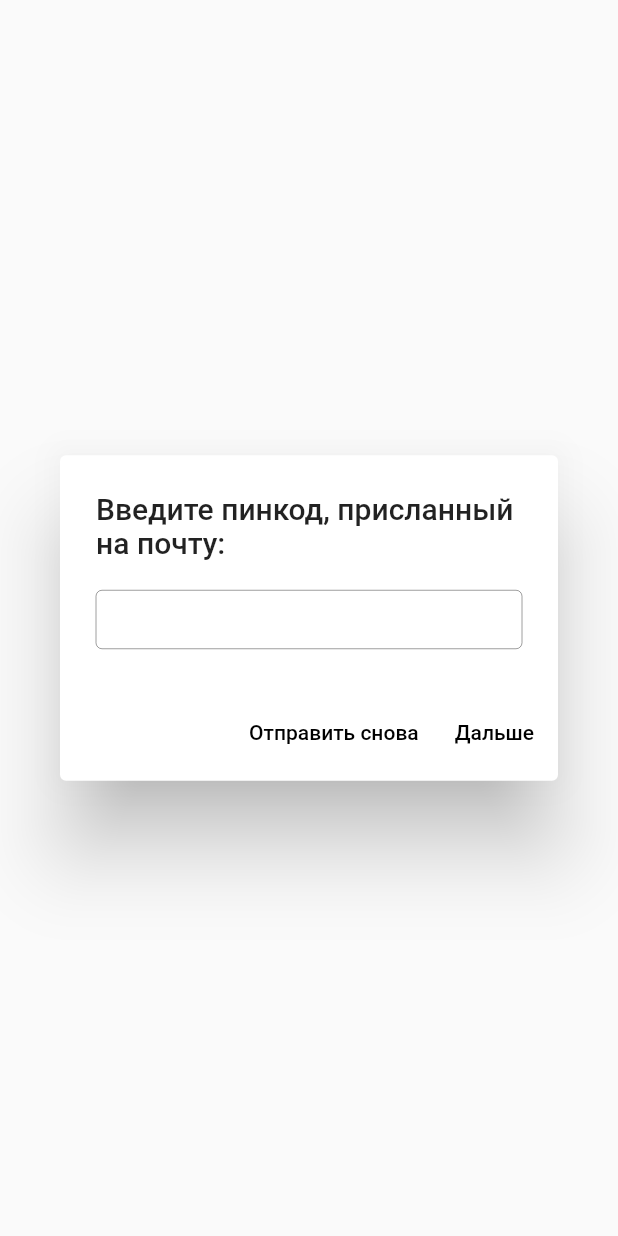
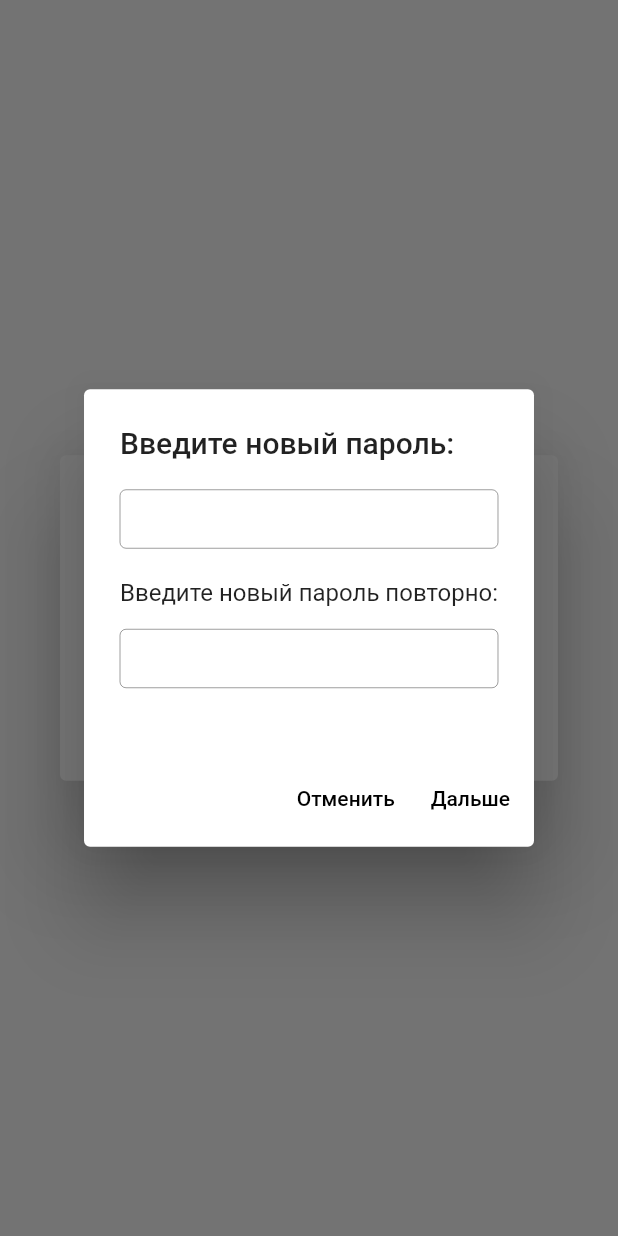
Before and after one commit to Nazarian-maker/my_restaurant_app, a Flutter app: the PinPasswordForgot widget shown alone on an empty page, opened directly, after a tap on "Дальше", on a phone screen of 412 x 824 dp. Run offline on Flutter 3.47's test engine with Material 2 defaults, Android fonts, the phone set to English and light mode, and no system bars; our stand-ins replace animated_splash_screen, flutter_secure_storage, google_fonts, pin_code_fields; accounts and stored records are empty; network calls fail; Roboto replaces fonts that are missing (Marmelad).

```diff
--- /dev/null
+++ b/restaurant/lib/pages/new_user_password.dart
@@ -0,0 +1,96 @@
+import 'package:flutter/material.dart';
+import 'package:restaurant/models/auth_login.dart';
+
+//Окно для ввода нового пароля
+class NewUserPassword extends StatelessWidget {
+  final model;
+  const NewUserPassword({Key? key, this.model}) : super(key: key);
+
+  @override
+  Widget build(BuildContext context) {
+    return AlertDialog(
+      title: const Text('Введите новый пароль:'),
+      content: SizedBox(
+        height: 150,
+        child: Column(
+          children: [
+            TextField(
+              controller: model?.newPasswordController,
+              decoration: const InputDecoration(
+                border: OutlineInputBorder(),
+                isCollapsed: true,
+                contentPadding:
+                    EdgeInsets.symmetric(horizontal: 10, vertical: 10),
+              ),
+            ),
+            const SizedBox(
+              height: 20,
+            ),
+            const Text('Введите новый пароль повторно:'),
+            const SizedBox(
+              height: 15,
+            ),
+            TextField(
+              controller: model?.newPasswordConfirmationController,
+              decoration: const InputDecoration(
+                border: OutlineInputBorder(),
+                isCollapsed: true,
+                contentPadding:
+                    EdgeInsets.symmetric(horizontal: 10, vertical: 10),
+              ),
+            ),
+          ],
+        ),
+      ),
+      actions: [
+        TextButton(
+          onPressed: () {
+            Navigator.pushNamedAndRemoveUntil(context, '/admin_auth', (route) => false);
+          },
+          child: const Text(
+            'Отменить',
+            style: TextStyle(
+              color: Colors.black,
+            ),
+          ),
+        ),
+        TextButton(
+          onPressed: () {
+            model?.newUserPasswordSet(context);
+            showDialog(
+              context: context,
+              builder: (BuildContext context) {
+                return const SuccessWindow();
+              },
+            );
+          },
+          child: const Text(
+            'Дальше',
+            style: TextStyle(
+              color: Colors.black,
+            ),
+          ),
+        ),
+      ],
+    );
+  }
+}
+
+class SuccessWindow extends StatelessWidget {
+  const SuccessWindow({Key? key}) : super(key: key);
+
+  @override
+  Widget build(BuildContext context) {
+    return AlertDialog(
+      title: const Text('Пароль был успешно изменён!'),
+      actions: [
+        TextButton(
+          onPressed: () {
+            Navigator.pushNamedAndRemoveUntil(context, '/admin_auth', (route) => false);
+          },
+          child: const Text('Ok'),
+        ),
+      ],
+    );
+  }
+}
--- a/restaurant/lib/pages/password_pin.dart
+++ b/restaurant/lib/pages/password_pin.dart
@@ -1,4 +1,6 @@
 import 'package:flutter/material.dart';
+
+import 'new_user_password.dart';
 
 //Окно с вводом пинкода для сброса пароля
 class PinPasswordForgot extends StatelessWidget {
@@ -34,6 +36,12 @@ class PinPasswordForgot extends StatelessWidget {
         TextButton(
           onPressed: () {
             model?.passwordPin(context);
+            showDialog(
+              context: context,
+              builder: (BuildContext context) {
+                return NewUserPassword(model: model,);
+              },
+            );
           },
           child: const Text(
             'Дальше',
```
Also changed, not shown: restaurant/lib/models/api_client.dart (+32 -1 lines), restaurant/lib/models/auth_login.dart (+18 -1 lines).
